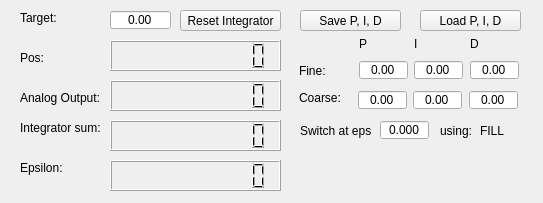
Above: gui_w_cfgPID.ui from usnistgov/legokibblebalance before the change. Below: the same form after it.
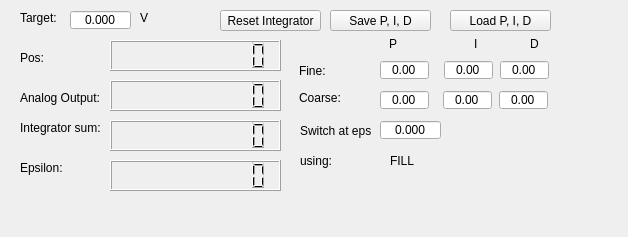
That is the form after the change.

Diff of the .ui file:
```diff
--- a/gui_w_cfgPID.ui
+++ b/gui_w_cfgPID.ui
@@ -6,8 +6,8 @@
    <rect>
     <x>0</x>
     <y>0</y>
-    <width>543</width>
-    <height>203</height>
+    <width>628</width>
+    <height>237</height>
    </rect>
   </property>
   <property name="windowTitle">
@@ -30,7 +30,7 @@
    <widget class="QDoubleSpinBox" name="TB_I_fine">
     <property name="geometry">
      <rect>
-      <x>414</x>
+      <x>444</x>
       <y>60</y>
       <width>49</width>
       <height>20</height>
@@ -74,7 +74,7 @@
    <widget class="QDoubleSpinBox" name="TB_P_coarse">
     <property name="geometry">
      <rect>
-      <x>358</x>
+      <x>380</x>
       <y>90</y>
       <width>49</width>
       <height>20</height>
@@ -105,7 +105,7 @@
    <widget class="QPushButton" name="BTN_loadPID">
     <property name="geometry">
      <rect>
-      <x>420</x>
+      <x>450</x>
       <y>10</y>
       <width>101</width>
       <height>21</height>
@@ -131,7 +131,7 @@
    <widget class="QDoubleSpinBox" name="TB_I_coarse">
     <property name="geometry">
      <rect>
-      <x>413</x>
+      <x>443</x>
       <y>90</y>
       <width>49</width>
       <height>20</height>
@@ -162,7 +162,7 @@
    <widget class="QDoubleSpinBox" name="TB_P_fine">
     <property name="geometry">
      <rect>
-      <x>359</x>
+      <x>380</x>
       <y>60</y>
       <width>49</width>
       <height>20</height>
@@ -193,7 +193,7 @@
    <widget class="QPushButton" name="BTN_savePID">
     <property name="geometry">
      <rect>
-      <x>300</x>
+      <x>330</x>
       <y>10</y>
       <width>101</width>
       <height>21</height>
@@ -219,8 +219,8 @@
    <widget class="QLabel" name="TXT_PID_mode">
     <property name="geometry">
      <rect>
-      <x>480</x>
-      <y>120</y>
+      <x>390</x>
+      <y>150</y>
       <width>31</width>
       <height>21</height>
      </rect>
@@ -232,7 +232,7 @@
    <widget class="QLabel" name="label_3">
     <property name="geometry">
      <rect>
-      <x>414</x>
+      <x>474</x>
       <y>36</y>
       <width>16</width>
       <height>16</height>
@@ -245,7 +245,7 @@
    <widget class="QLabel" name="label_2">
     <property name="geometry">
      <rect>
-      <x>359</x>
+      <x>389</x>
       <y>36</y>
       <width>16</width>
       <height>16</height>
@@ -260,7 +260,7 @@
      <rect>
       <x>380</x>
       <y>120</y>
-      <width>49</width>
+      <width>61</width>
       <height>20</height>
      </rect>
     </property>
@@ -289,7 +289,7 @@
    <widget class="QLabel" name="label_4">
     <property name="geometry">
      <rect>
-      <x>470</x>
+      <x>530</x>
       <y>36</y>
       <width>16</width>
       <height>16</height>
@@ -302,7 +302,7 @@
    <widget class="QDoubleSpinBox" name="TB_target">
     <property name="geometry">
      <rect>
-      <x>110</x>
+      <x>70</x>
       <y>10</y>
       <width>61</width>
       <height>20</height>
@@ -317,6 +317,9 @@
     <property name="keyboardTracking">
      <bool>false</bool>
     </property>
+    <property name="decimals">
+     <number>3</number>
+    </property>
    </widget>
    <widget class="QLCDNumber" name="LCD_eps">
     <property name="geometry">
@@ -334,7 +337,7 @@
    <widget class="QDoubleSpinBox" name="TB_D_coarse">
     <property name="geometry">
      <rect>
-      <x>469</x>
+      <x>499</x>
       <y>90</y>
       <width>49</width>
       <height>20</height>
@@ -378,8 +381,8 @@
    <widget class="QLabel" name="label_10">
     <property name="geometry">
      <rect>
-      <x>440</x>
-      <y>120</y>
+      <x>300</x>
+      <y>150</y>
       <width>41</width>
       <height>21</height>
      </rect>
@@ -404,7 +407,7 @@
    <widget class="QDoubleSpinBox" name="TB_D_fine">
     <property name="geometry">
      <rect>
-      <x>470</x>
+      <x>500</x>
       <y>60</y>
       <width>49</width>
       <height>20</height>
@@ -474,7 +477,7 @@
    <widget class="QPushButton" name="BTN_resetIntegrator">
     <property name="geometry">
      <rect>
-      <x>180</x>
+      <x>220</x>
       <y>10</y>
       <width>101</width>
       <height>21</height>
@@ -510,6 +513,19 @@
      <string>Pos:</string>
     </property>
    </widget>
+   <widget class="QLabel" name="label_13">
+    <property name="geometry">
+     <rect>
+      <x>140</x>
+      <y>10</y>
+      <width>16</width>
+      <height>16</height>
+     </rect>
+    </property>
+    <property name="text">
+     <string>V</string>
+    </property>
+   </widget>
   </widget>
  </widget>
  <resources/>
```
